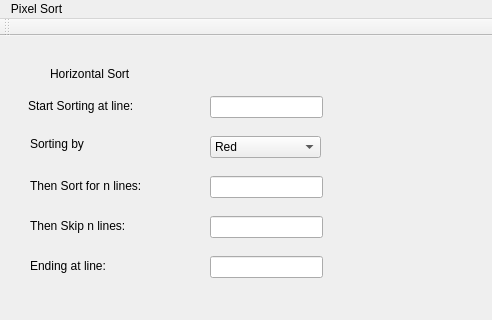
Qt form imageviewer.ui (allen-garvey/pixel-sorter-gui) before a commit; both pictures show x 0 to 492 and y 0 to 320 of the 1202 by 634 pixel window.
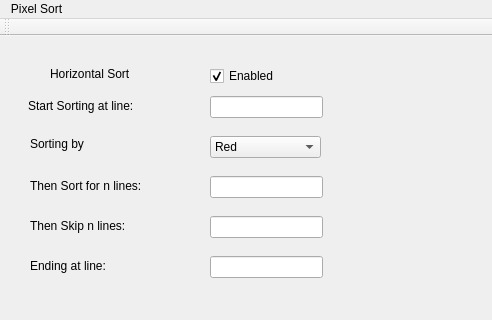
The same form after that commit.

Commit message: Add checkbox to enable and disable horizontal sorting

What changed in the file:
```diff
--- a/imageviewer.ui
+++ b/imageviewer.ui
@@ -223,6 +223,28 @@
      </property>
     </item>
    </widget>
+   <widget class="QCheckBox" name="horizontalSortEnabledCheckBox">
+    <property name="enabled">
+     <bool>true</bool>
+    </property>
+    <property name="geometry">
+     <rect>
+      <x>210</x>
+      <y>30</y>
+      <width>85</width>
+      <height>20</height>
+     </rect>
+    </property>
+    <property name="text">
+     <string>Enabled</string>
+    </property>
+    <property name="checked">
+     <bool>true</bool>
+    </property>
+    <property name="tristate">
+     <bool>false</bool>
+    </property>
+   </widget>
   </widget>
   <widget class="QMenuBar" name="menuBar">
    <property name="geometry">
```
The commit also changes 1 other file.
